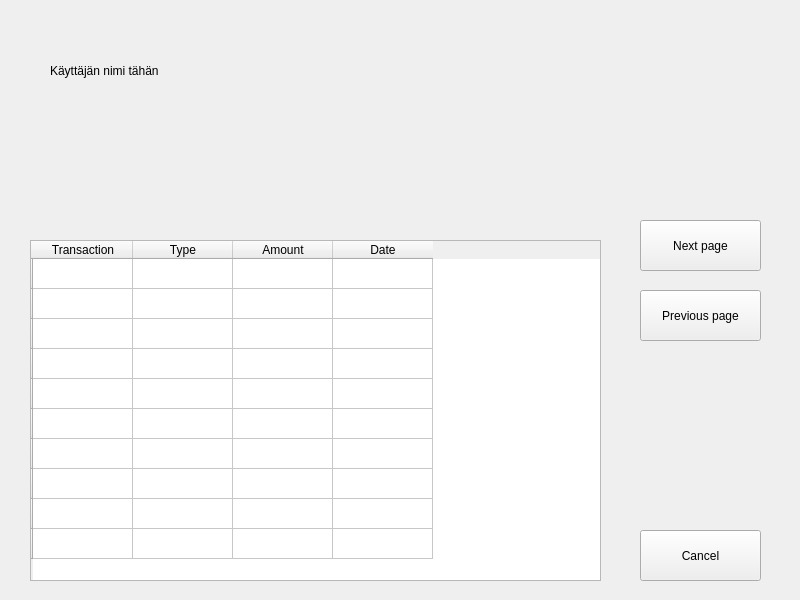
Above: frontend/accounttransactions.ui from 22kmo-project/group_14 before the change. Below: the same form after it.
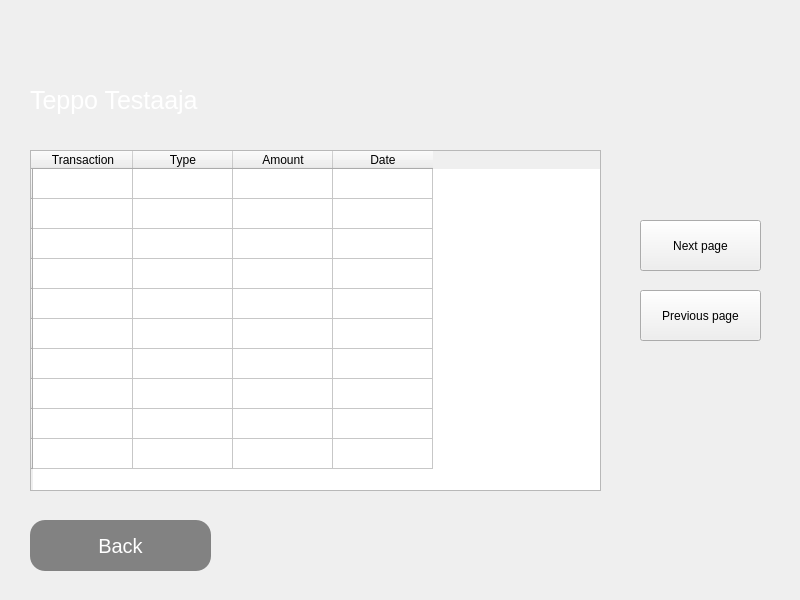
That is the form after the change. Icons and pictures are not drawn.

Patch:
```diff
--- a/frontend/accounttransactions.ui
+++ b/frontend/accounttransactions.ui
@@ -48,37 +48,57 @@
   <widget class="QPushButton" name="cancelButton">
    <property name="geometry">
     <rect>
-     <x>640</x>
-     <y>530</y>
-     <width>121</width>
+     <x>30</x>
+     <y>520</y>
+     <width>181</width>
      <height>51</height>
     </rect>
    </property>
    <property name="cursor">
     <cursorShape>PointingHandCursor</cursorShape>
    </property>
+   <property name="styleSheet">
+    <string notr="true">QPushButton {
+background-color: rgb(130, 130, 130);
+background-image: url(../img/icon_back.png);
+background-repeat:no-repeat;
+background-position:left middle;
+color: rgb(255, 255, 255);
+border-radius:15px;
+padding:5 5px;
+font-size:20px;
+}
+QPushButton:hover {
+background-color: rgb(120, 120, 120);
+color: rgb(255, 255, 255);
+}</string>
+   </property>
    <property name="text">
-    <string>Cancel</string>
+    <string>Back</string>
    </property>
   </widget>
   <widget class="QLabel" name="label">
    <property name="geometry">
     <rect>
-     <x>50</x>
-     <y>50</y>
+     <x>30</x>
+     <y>80</y>
      <width>321</width>
      <height>41</height>
     </rect>
    </property>
+   <property name="styleSheet">
+    <string notr="true">font-size:25px;
+color:white;</string>
+   </property>
    <property name="text">
-    <string>Käyttäjän nimi tähän</string>
+    <string>Teppo Testaaja</string>
    </property>
   </widget>
   <widget class="QTableWidget" name="tableWidget">
    <property name="geometry">
     <rect>
      <x>30</x>
-     <y>240</y>
+     <y>150</y>
      <width>571</width>
      <height>341</height>
     </rect>
```
